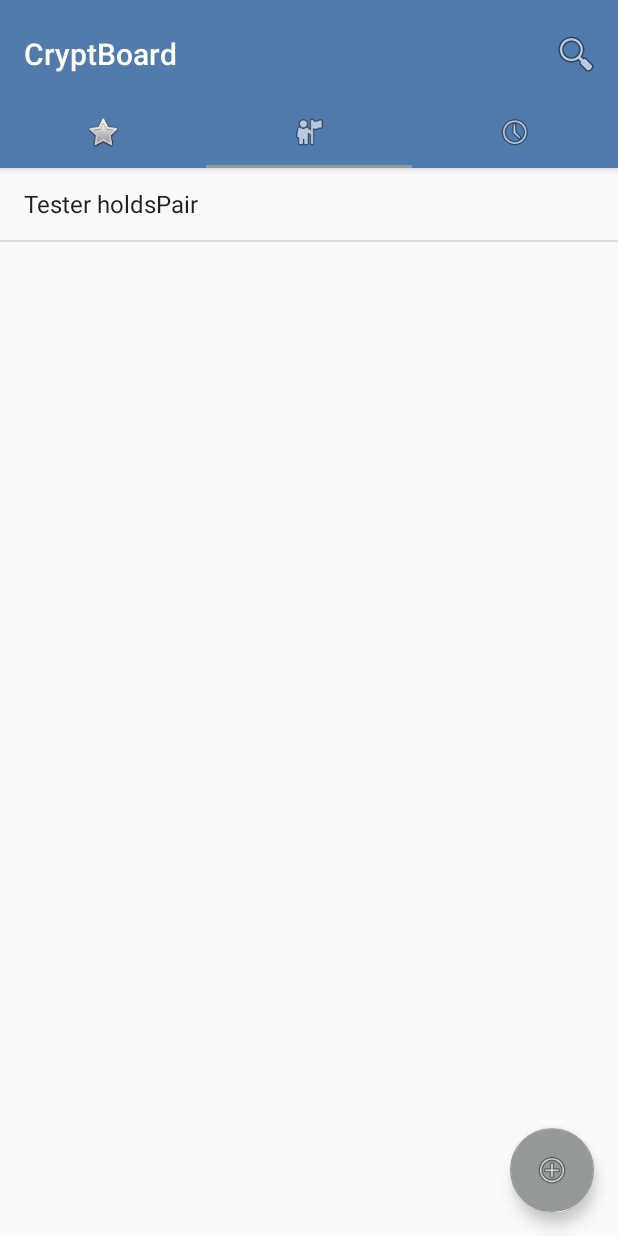
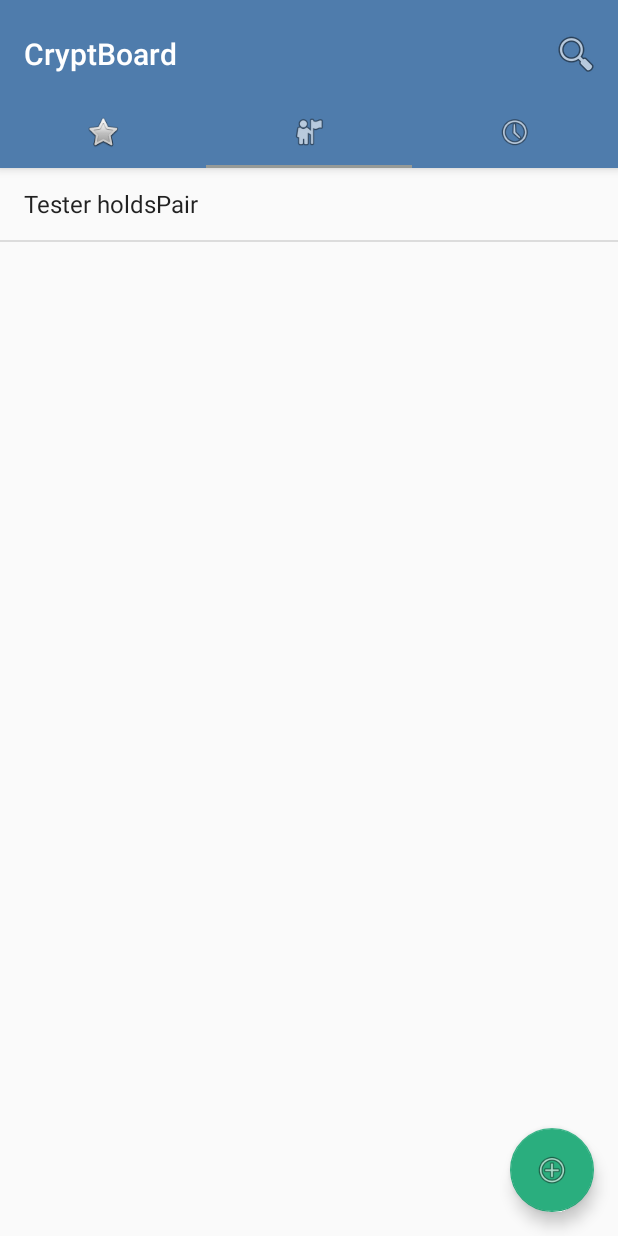
Before and after one commit to rhayes2/CryptBoard, an Android app: the Contact_List_Main screen opened directly, with no data from a screen before it, tab 2 chosen, on a phone screen of 412 x 824 dp. Run offline under Robolectric (Android 15) with nearby library versions, the phone set to English and light mode, and no system bars.

Commit message:
Theme Colour tweaks

```diff
--- a/app/src/main/java/prj666/a03/cryptboard/Contact_List_Main.java
+++ b/app/src/main/java/prj666/a03/cryptboard/Contact_List_Main.java
@@ -59,7 +59,7 @@ public class Contact_List_Main extends AppCompatActivity  {
 
         TabLayout tabLayout = (TabLayout) findViewById(R.id.tabs);
 
-        mViewPager.addOnPageChangeListener(new TabLayout.TabLayoutOnPageChangeListener(tabLayout));
+        mViewPager.addOnPageChangeListener(new TabLayout.TabLayoutOnPageChangeListener(tabLayout)); //Cyclical ref?
         tabLayout.addOnTabSelectedListener(new TabLayout.ViewPagerOnTabSelectedListener(mViewPager));
 
         //search bar
--- a/app/src/main/res/layout/activity_contact__list__main.xml
+++ b/app/src/main/res/layout/activity_contact__list__main.xml
@@ -66,6 +66,7 @@
         android:layout_height="wrap_content"
         android:layout_gravity="end|bottom"
         android:layout_margin="@dimen/fab_margin"
+        app:backgroundTint="@color/colourConfirmation"
         app:srcCompat="@android:drawable/ic_menu_add" />
 
 </android.support.design.widget.CoordinatorLayout>
--- a/app/src/main/res/values/colors.xml
+++ b/app/src/main/res/values/colors.xml
@@ -8,7 +8,7 @@
 
     <color name="colourPrimary">#4a81b2</color>
     <color name="colourPrimaryDark">#426A82</color>
-    <color name="colourConfirmation">#2AAE7E</color>
+    <color name="colourConfirmation">#2aae7e</color>
     <color name="colourRejection">#d78744</color>
     <color name="colourAccent">#FFFFFF</color>
 </resources>
```
